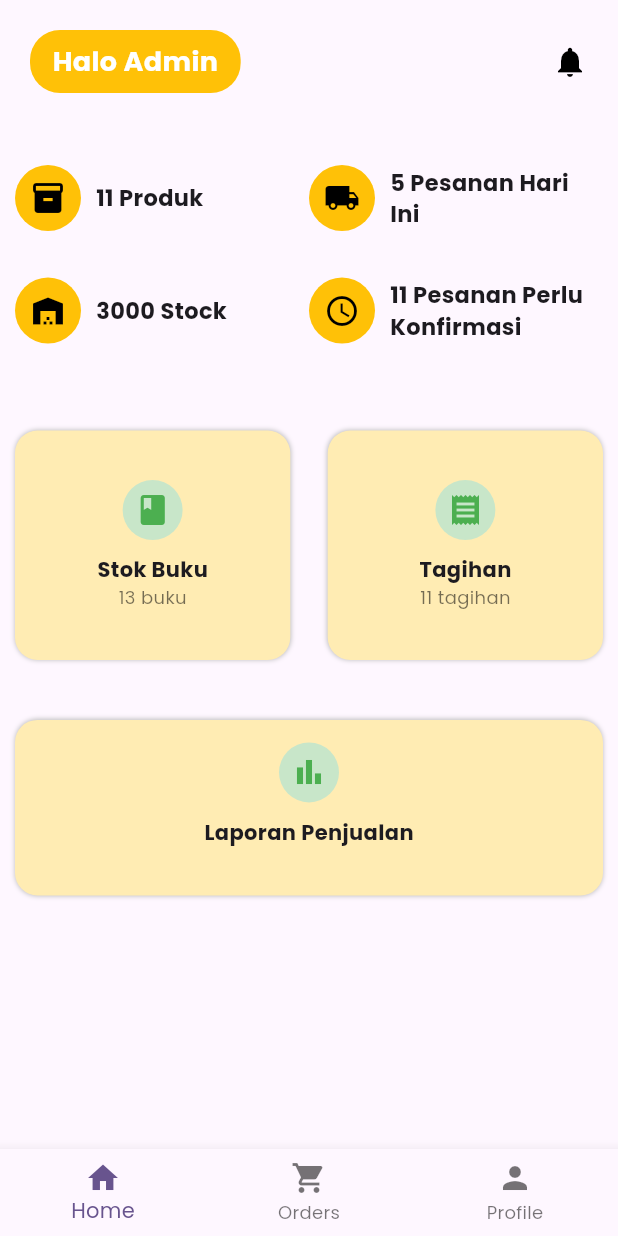
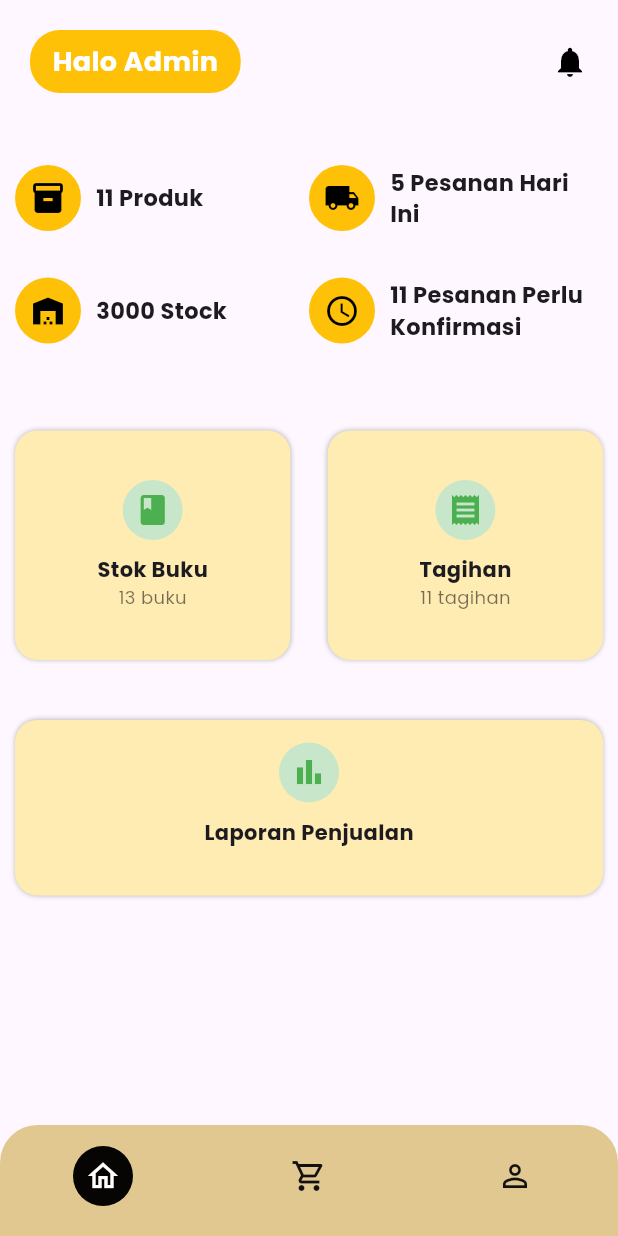
Before and after one commit to sortascary/pesanbuku_app, a Flutter app: the DashboardScreen screen opened by its route, on a phone screen of 412 x 824 dp. Run offline on Flutter 3.47's test engine with Material 3 defaults, Android fonts, the phone set to English and light mode, and no system bars; our stand-ins replace dio, firebase_auth, firebase_core, get; accounts and stored records are empty.

Commit message:
Style:[DR] Styling BottomNavBar

```diff
--- a/lib/Pages/bottom_nav_bar.dart
+++ b/lib/Pages/bottom_nav_bar.dart
@@ -7,14 +7,53 @@ class BottomNavBar extends StatelessWidget {
 
   @override
   Widget build(BuildContext context) {
-    return Obx(() => BottomNavigationBar(
-          currentIndex: controller.selectedIndex.value,
-          onTap: controller.changeTab,
-          items: [
-            BottomNavigationBarItem(icon: Icon(Icons.home), label: "Home"),
-            BottomNavigationBarItem(icon: Icon(Icons.shopping_cart), label: "Orders"),
-            BottomNavigationBarItem(icon: Icon(Icons.person), label: "Profile"),
-          ],
-        ));
+    return ClipRRect(
+      borderRadius: BorderRadius.only(
+        topLeft: Radius.circular(25),
+        topRight: Radius.circular(25),
+      ),
+      child: Container(
+        color: const Color.fromARGB(183, 212, 182, 101),
+        child: Obx(() => BottomNavigationBar(
+              currentIndex: controller.selectedIndex.value,
+              onTap: controller.changeTab,
+              selectedItemColor: const Color.fromARGB(255, 255, 255, 255),
+              unselectedItemColor: const Color.fromARGB(255, 18, 16, 16),
+              showSelectedLabels: false,
+              showUnselectedLabels: false,
+              type: BottomNavigationBarType.fixed,
+              backgroundColor: Colors.transparent,
+              elevation: 0,
+              items: [
+                BottomNavigationBarItem(
+                  icon: _buildIconWithCircle(0, Icons.home_outlined),
+                  label: "",
+                ),
+                BottomNavigationBarItem(
+                  icon: _buildIconWithCircle(1, Icons.shopping_cart_outlined),
+                  label: "",
+                ),
+                BottomNavigationBarItem(
+                  icon: _buildIconWithCircle(2, Icons.person_outline_outlined),
+                  label: "",
+                ),
+              ],
+            )),
+      ),
+    );
+  }
+
+
+  Widget _buildIconWithCircle(int index, IconData iconData) {
+    return Container(
+      padding: EdgeInsets.all(8),
+      decoration: BoxDecoration(
+        shape: BoxShape.circle,
+        color: controller.selectedIndex.value == index
+            ? const Color.fromARGB(255, 7, 5, 4)
+            : Colors.transparent,
+      ),
+      child: Icon(iconData),
+    );
   }
 }
```
Also changed, not shown: pubspec.lock, 4 other files.
